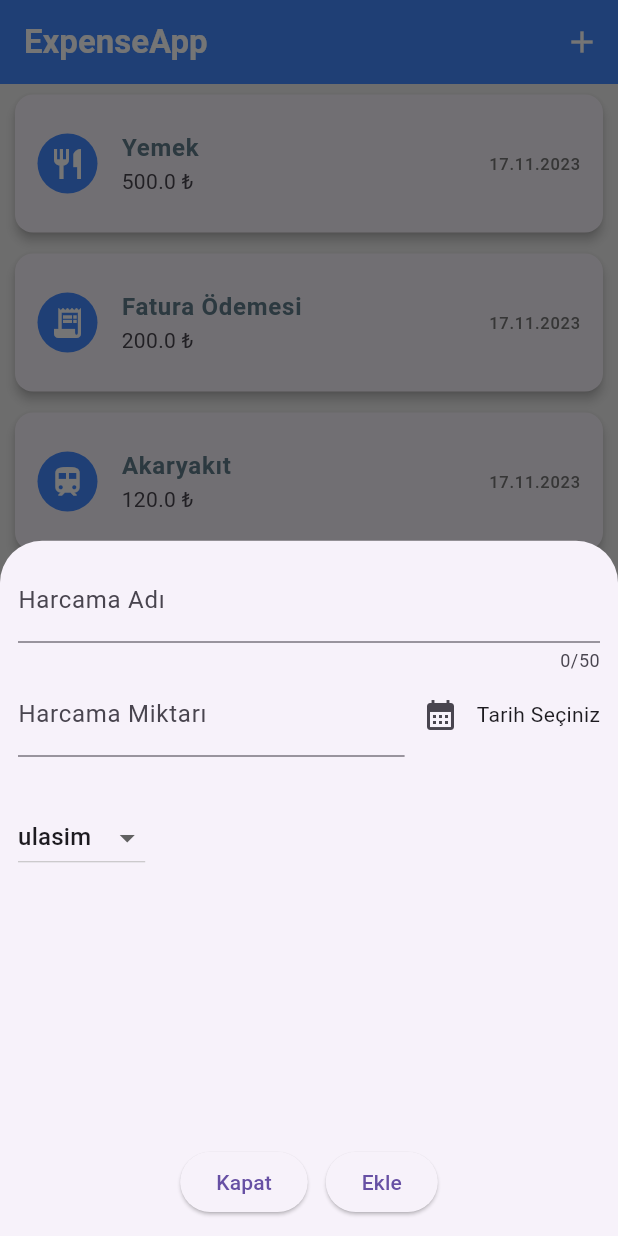
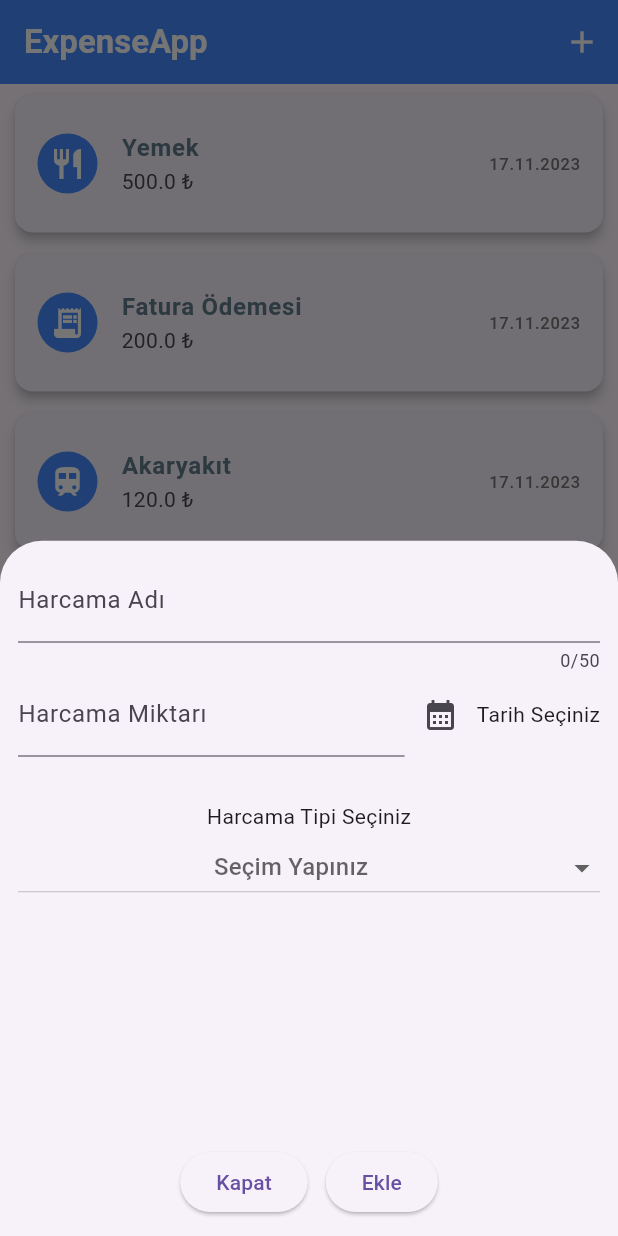
Before and after one commit to zahidseyyid/tobeto, a Flutter app: the screen it shows after launch, after a tap on the "add" icon, on a phone screen of 412 x 824 dp. Run offline on Flutter 3.47's test engine with Material 2 defaults, Android fonts, the light colour scheme and no system bars.

Commit message:
finish project

```diff
--- a/expenseapp2/lib/data/dummy_data.dart
+++ b/expenseapp2/lib/data/dummy_data.dart
@@ -1,6 +1,6 @@
 import 'package:expense_app/models/expense.dart';
 
-final List<Expense> dummyExpenses = [
+List<Expense> dummyExpenses = [
   Expense(name: "Yemek", price: 500, date: DateTime.now(), category: Category.yemek),
   Expense(name: "Fatura Ödemesi", price: 200.0, date: DateTime.now(), category: Category.fatura),
   Expense(name: "Akaryakıt", price: 120.0, date: DateTime.now(), category: Category.ulasim),
--- a/expenseapp2/lib/pages/expenses_page.dart
+++ b/expenseapp2/lib/pages/expenses_page.dart
@@ -1,27 +1,22 @@
+import 'package:flutter/material.dart';
 import 'package:expense_app/data/dummy_data.dart';
-import 'package:expense_app/models/expense.dart';
 import 'package:expense_app/widgets/expense_item.dart';
-import 'package:flutter/material.dart';
 
 class ExpensesPage extends StatefulWidget {
   const ExpensesPage({Key? key}) : super(key: key);
 
   @override
-  // ignore: library_private_types_in_public_api
   _ExpensesPageState createState() => _ExpensesPageState();
 }
 
 class _ExpensesPageState extends State<ExpensesPage> {
-  List<Expense> expenses = dummyExpenses;
-
   @override
   Widget build(BuildContext context) {
     return Scaffold(
-      backgroundColor: Colors.grey[200],
       body: ListView.builder(
-        itemCount: expenses.length,
+        itemCount: dummyExpenses.length,
         itemBuilder: (context, index) {
-          return ExpenseItem(expense: expenses[index]);
+          return ExpenseItem(expense: dummyExpenses[index]);
         },
       ),
     );
--- a/expenseapp2/lib/pages/main_page.dart
+++ b/expenseapp2/lib/pages/main_page.dart
@@ -10,6 +10,10 @@ class MainPage extends StatefulWidget {
 }
 
 class _MainPageState extends State<MainPage> {
+void _updateExpenses() {
+    setState(() {});
+  }
+
   @override
   Widget build(BuildContext context) {
     return Scaffold(
@@ -20,16 +24,16 @@ class _MainPageState extends State<MainPage> {
           "ExpenseApp",
           style: TextStyle(color: Colors.white, fontWeight: FontWeight.bold),
         ),
-        elevation: 0,
         actions: [
           IconButton(
             icon: const Icon(Icons.add, color: Colors.white),
             onPressed: () {
               showModalBottomSheet(
-                  context: context,
-                  builder: (ctx) {
-                    return NewExpense();
-                  });
+                context: context,
+                builder: (ctx) {
+                  return NewExpense(onExpenseAdded: _updateExpenses);
+                },
+              );
             },
           ),
         ],
--- a/expenseapp2/lib/widgets/new_expense.dart
+++ b/expenseapp2/lib/widgets/new_expense.dart
@@ -1,9 +1,11 @@
+import 'package:expense_app/data/dummy_data.dart';
 import 'package:flutter/material.dart';
 import 'package:intl/intl.dart';
 import 'package:expense_app/models/expense.dart';
 
 class NewExpense extends StatefulWidget {
-  const NewExpense({Key? key}) : super(key: key);
+  final Function() onExpenseAdded;
+  const NewExpense({Key? key, required this.onExpenseAdded}) : super(key: key);
 
   @override
   _NewExpenseState createState() => _NewExpenseState();
@@ -13,7 +15,8 @@ class _NewExpenseState extends State<NewExpense> {
   final _expenseNameController = TextEditingController();
   final _expensePriceController = TextEditingController();
   DateTime? _selectedDate;
-  Category _selectedCategory = Category.ulasim;
+  Category? _selectedCategory;
+  final _formKey = GlobalKey<FormState>();
 
   // showDatePicker(
   //         context: context,
@@ -39,9 +42,43 @@ class _NewExpenseState extends State<NewExpense> {
     setState(() {
       _selectedDate = selectedDate;
     });
-    print("Merhaba");
     // sync => bir satır çalışmasını bitirmeden alt satıra geçemez.
     // async => async olan satır sadece tetiklenir kod aşağıya doğru çalışmaya devam eder
+  }
+
+  void _saveForm() {
+    if (_formKey.currentState!.validate()) {
+      if (_selectedDate == null || _selectedCategory == null) {
+        // Tarih veya kategori seçilmediğinde bir uyarı göster
+        showDialog(
+          context: context,
+          builder: (ctx) => AlertDialog(
+            title: Text('Uyarı'),
+            content: Text('Lütfen tüm alanları doldurunuz.'),
+            actions: <Widget>[
+              TextButton(
+                child: Text('Tamam'),
+                onPressed: () {
+                  Navigator.of(ctx).pop();
+                },
+              )
+            ],
+          ),
+        );
+      } else {
+        final newExpense = Expense(
+          name: _expenseNameController.text,
+          price: double.parse(_expensePriceController.text),
+          date: _selectedDate!,
+          category: _selectedCategory!,
+        );
+        setState(() {
+          dummyExpenses.add(newExpense);
+        });
+        widget.onExpenseAdded();
+        Navigator.pop(context);
+      }
+    }
   }
 
   @override
@@ -50,20 +87,36 @@ class _NewExpenseState extends State<NewExpense> {
       width: double.infinity,
       child: Padding(
         padding: EdgeInsets.all(12.0),
+        child: Form(
+          key: _formKey,
           child: Column(children: [
-          TextField(
+            TextFormField(
                 controller: _expenseNameController,
                 maxLength: 50,
                 decoration: InputDecoration(labelText: "Harcama Adı"),
-          ),
+                validator: (value) {
+                  if (value == null || value.isEmpty) {
+                    return 'Lütfen bir harcama adı giriniz';
+                  }
+                  return null;
+                }),
             Row(
               children: [
                 Expanded(
-                child: TextField(
+                  child: TextFormField(
                     controller: _expensePriceController,
                     keyboardType: TextInputType.number,
                     decoration: const InputDecoration(
                         labelText: "Harcama Miktarı", prefixText: "₺"),
+                    validator: (value) {
+                      if (value == null || value.isEmpty) {
+                        return 'Lütfen bir harcama miktarı giriniz.';
+                      }
+                      if (double.tryParse(value) == null) {
+                        return 'Lütfen geçerli bir sayı giriniz.';
+                      }
+                      return null;
+                    },
                   ),
                 ),
                 IconButton(
@@ -80,21 +133,27 @@ class _NewExpenseState extends State<NewExpense> {
             const SizedBox(
               height: 30,
             ),
+            Text("Harcama Tipi Seçiniz"),
             Row(
               children: [
-              DropdownButton(
+                Expanded(
+                  child: DropdownButton(
                       value: _selectedCategory,
+                      hint: Text("Seçim Yapınız"),
                       itemHeight: 48,
+                      isExpanded: true,
+                      alignment: Alignment.center,
                       items: Category.values.map((category) {
                         return DropdownMenuItem(
                             value: category,
-                        child: Text(category.name));
+                            child: Center(child: Text(category.name)));
                       }).toList(),
                       onChanged: (value) {
                         setState(() {
                           if (value != null) _selectedCategory = value;
                         });
-                  })
+                      }),
+                )
               ],
             ),
             const Spacer(),
@@ -111,14 +170,14 @@ class _NewExpenseState extends State<NewExpense> {
                 ),
                 ElevatedButton(
                     onPressed: () {
-                    print(
-                        "Kaydedilen değer: ${_expenseNameController.text} ${_expensePriceController.text}");
+                      _saveForm();
                     },
                     child: Text("Ekle")),
               ],
             ),
           ]),
         ),
+      ),
     );
   }
 }
```
Lines whose indentation alone changed are shown as unchanged.
